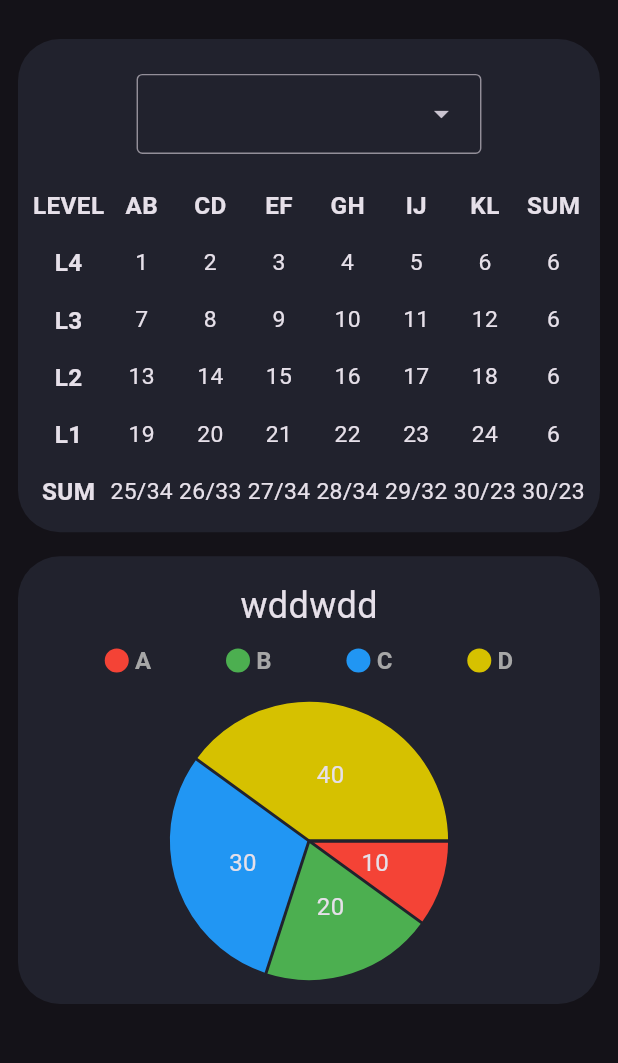
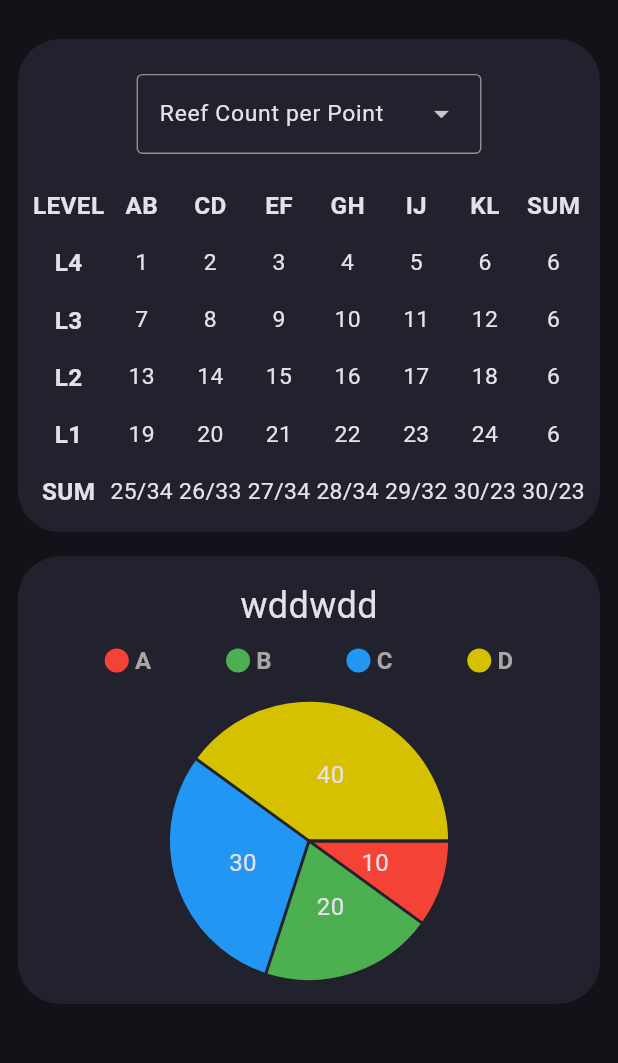
Before and after one commit to eran0926/FRC6998_2025_scouting_viewer, a Flutter app: the AutoDataPage screen opened by its route, on a phone screen of 412 x 824 dp, the part 63-1126 px from its top. Run offline on Flutter 3.47's test engine with Material 3 defaults, Android fonts, the phone set to English and light mode, and no system bars; drawn by our look-alikes of fl_chart; our stand-ins replace go_router, logger, responsive_framework; network calls fail.

Commit message:
fix: fix option of auto reef data

```diff
--- a/lib/widgets/selectable_reef_data_table.dart
+++ b/lib/widgets/selectable_reef_data_table.dart
@@ -19,15 +19,17 @@ class SelectableReefDataTable extends StatelessWidget {
               SizedBox(height: 16),
               DropdownMenu<String>(
                 width: childWidth / 1.618,
+                initialSelection: 'reef_count_per_point',
                 dropdownMenuEntries: [
                   DropdownMenuEntry<String>(
-                      value: '1', label: 'Average Reef Success'),
-                  DropdownMenuEntry<String>(
-                      value: '2', label: 'Reef Success/Tried'),
-                  DropdownMenuEntry<String>(
-                      value: '2', label: 'Reef Success rate'),
-                  DropdownMenuEntry<String>(
-                      value: '2', label: 'Reef Position Proportion'),
+                      value: 'reef_count_per_point',
+                      label: 'Reef Count per Point'),
+                  // DropdownMenuEntry<String>(
+                  //     value: '2', label: 'Reef Success/Tried'),
+                  // DropdownMenuEntry<String>(
+                  //     value: '2', label: 'Reef Success rate'),
+                  // DropdownMenuEntry<String>(
+                  //     value: '2', label: 'Reef Position Proportion'),
                 ],
               ),
               SizedBox(height: 16),
```
